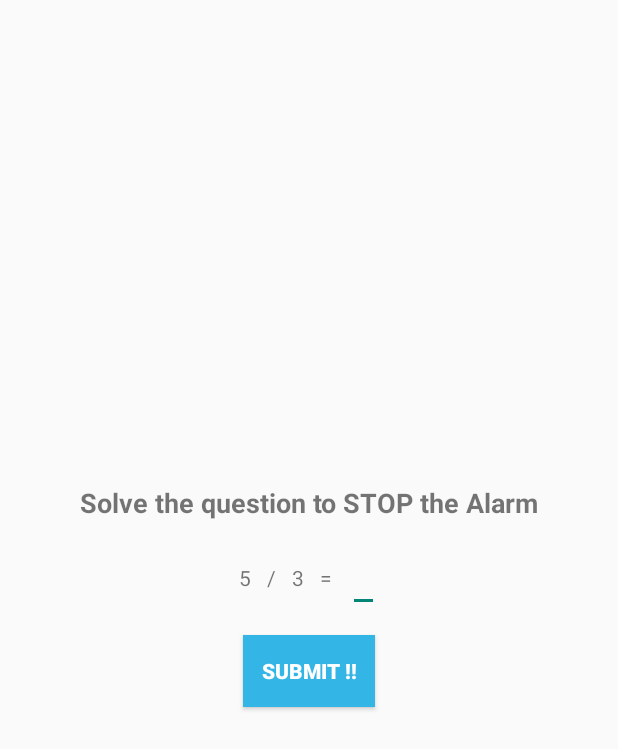
After one commit to arrogant-ant/Alarm, an Android app: the ArithTest screen opened directly, with no data from a screen before it, on a phone screen of 412 x 824 dp. The commit adds this screen. Shown: the top 749 px of the screen. Run offline under Robolectric (Android 15) with nearby library versions, the phone set to English and light mode, and no system bars.

Commit message:
arithematic

```diff
--- /dev/null
+++ b/app/src/main/java/com/example/sabita_sant/alarm/ArithTest.java
@@ -0,0 +1,68 @@
+package com.example.sabita_sant.alarm;
+
+import android.os.StrictMode;
+import android.support.v7.app.AppCompatActivity;
+import android.os.Bundle;
+import android.view.View;
+import android.widget.EditText;
+import android.widget.TextView;
+import android.widget.Toast;
+
+public class ArithTest extends AppCompatActivity {
+
+    TextView op1,op2, operand,alert;
+    int val1,val2;
+    EditText res;
+    String result;
+    @Override
+    protected void onCreate(Bundle savedInstanceState) {
+        super.onCreate(savedInstanceState);
+        setContentView(R.layout.activity_arith_test);
+        op1= (TextView) findViewById(R.id.operand1);
+        op2= (TextView) findViewById(R.id.operand2);
+        operand = (TextView) findViewById(R.id.operator);
+        res= (EditText) findViewById(R.id.res);
+        alert= (TextView) findViewById(R.id.alert_text);
+        set();
+    }
+
+    private void set() {
+        char op[]={'+','-','*','/'};
+        int r= (int) (Math.random()*10%4);
+        operand.setText(String.valueOf(op[r]));
+        val1= (int) ((Math.random()*100)%23);
+        op1.setText(String.valueOf(val1));
+        val2=(int) ((Math.random()*100)%16+1);
+        op2.setText(String.valueOf(val2));
+        switch (r)
+        {
+            case 0:
+                result= String.valueOf((val1+val2));
+                break;
+            case 1:
+                result= String.valueOf((val1-val2));
+                break;
+            case 2:
+                result= String.valueOf((val1*val2));
+                break;
+            case 3:
+                result= String.valueOf((val1/val2));
+                break;
+
+        }
+        Toast.makeText(this,"res "+result,Toast.LENGTH_SHORT).show();
+
+    }
+
+    public void check(View view) {
+        if(res.getText().toString().equals(result)){
+            AlarmReceiver.ins.mediaPlayer.stop();
+        }
+        else
+        {
+            alert.setText("Sorry!! Make another try to STOP ");
+            set();
+        }
+
+    }
+}
--- /dev/null
+++ b/app/src/main/res/layout/activity_arith_test.xml
@@ -0,0 +1,81 @@
+<?xml version="1.0" encoding="utf-8"?>
+<LinearLayout xmlns:android="http://schemas.android.com/apk/res/android"
+    xmlns:tools="http://schemas.android.com/tools"
+    android:id="@+id/activity_arith_test"
+    android:layout_width="match_parent"
+    android:layout_height="match_parent"
+    android:paddingBottom="@dimen/activity_vertical_margin"
+    android:paddingLeft="@dimen/activity_horizontal_margin"
+    android:paddingRight="@dimen/activity_horizontal_margin"
+    android:paddingTop="@dimen/activity_vertical_margin"
+    tools:context="com.example.sabita_sant.alarm.ArithTest"
+    android:orientation="vertical"
+    android:gravity="center">
+
+    <TextView
+        android:id="@+id/title_arith"
+        android:layout_width="match_parent"
+        android:layout_height="wrap_content"
+        android:layout_gravity="center_horizontal"
+        android:text="Solve the question to STOP the Alarm"
+        android:textSize="18sp"
+        android:textAlignment="center"
+        android:textStyle="bold"/>
+
+    <LinearLayout
+        android:layout_width="wrap_content"
+        android:layout_height="wrap_content"
+        android:layout_margin="10dp"
+        android:gravity="center"
+        >
+
+        <TextView
+            android:layout_width="wrap_content"
+            android:layout_height="wrap_content"
+            android:text="op1"
+            android:id="@+id/operand1"
+            android:layout_margin="5dp"/>
+        <TextView
+            android:layout_width="wrap_content"
+            android:layout_height="wrap_content"
+            android:text="+"
+            android:layout_margin="5dp"
+            android:id="@+id/operator"
+            />
+        <TextView
+            android:layout_width="wrap_content"
+            android:layout_height="wrap_content"
+            android:text="op2"
+            android:layout_margin="5dp"
+            android:id="@+id/operand2"
+            />
+        <TextView
+            android:layout_width="wrap_content"
+            android:layout_height="wrap_content"
+            android:text="="
+            android:layout_margin="5dp"/>
+        <EditText
+            android:layout_width="wrap_content"
+            android:layout_height="wrap_content"
+            android:paddingStart="3dp"
+            android:paddingEnd="3dp"
+            android:layout_margin="5dp"
+            android:id="@+id/res"/>
+    </LinearLayout>
+    <Button
+        android:layout_width="wrap_content"
+        android:layout_height="wrap_content"
+        android:layout_gravity="center_horizontal"
+        android:text="Submit !!"
+        android:padding="3dp"
+        android:background="@android:color/holo_blue_light"
+        android:textColor="@android:color/white"
+        android:textStyle="bold"
+        android:onClick="check"/>
+    <TextView
+        android:layout_width="wrap_content"
+        android:layout_height="wrap_content"
+        android:id="@+id/alert_text"
+        android:layout_gravity="center_horizontal"
+        android:layout_margin="5dp"/>
+</LinearLayout>
--- a/app/src/main/res/layout/alarm_list.xml
+++ b/app/src/main/res/layout/alarm_list.xml
@@ -20,6 +20,12 @@
             android:orientation="vertical"
             android:gravity="center"
             android:layout_centerHorizontal="true">
+            <ListView
+                android:layout_width="match_parent"
+                android:layout_height="wrap_content"
+                android:id="@+id/listview_alarm">
+
+            </ListView>
 
             <ImageButton
                 android:layout_width="wrap_content"
--- a/app/src/main/res/values/styles.xml
+++ b/app/src/main/res/values/styles.xml
@@ -6,8 +6,12 @@
         <item name="colorPrimary">@color/colorPrimary</item>
         <item name="colorPrimaryDark">@color/colorPrimaryDark</item>
         <item name="colorAccent">@color/colorAccent</item>
+        <item name="actionBarStyle">@style/CustomActionBar</item>
     </style>
-
+    <style name="CustomActionBar" parent="android:style/Widget.Holo.Light.ActionBar">
+        <item name="android:background">@color/bgColor</item>
+      <!--  <item name="android:textColor">@android:color/white</item>  -->
+    </style>
     <style name="AppBarOverlay" parent="ThemeOverlay.AppCompat.Dark.ActionBar" />
 
     <style name="PopupOverlay" parent="ThemeOverlay.AppCompat.Light" />
```
Also changed, not shown: app/src/main/AndroidManifest.xml (+25 -11 lines), app/src/main/java/com/example/sabita_sant/alarm/AddAlarm.java (+12 -10 lines), app/src/main/java/com/example/sabita_sant/alarm/AlarmList.java (deleted, +0 -53 lines), app/src/main/java/com/example/sabita_sant/alarm/AlarmReceiver.java (added, +56 -0 lines), app/src/main/java/com/example/sabita_sant/alarm/MainActivity.java (+27 -16 lines), app/src/main/java/com/example/sabita_sant/alarm/OptionMenu.java (deleted, +0 -39 lines), app/src/main/res/layout/activity_clock.xml (deleted, +0 -31 lines), app/src/main/res/layout/activity_main.xml (added, +60 -0 lines), app/src/main/res/layout/option_menu.xml (deleted, +0 -31 lines).
